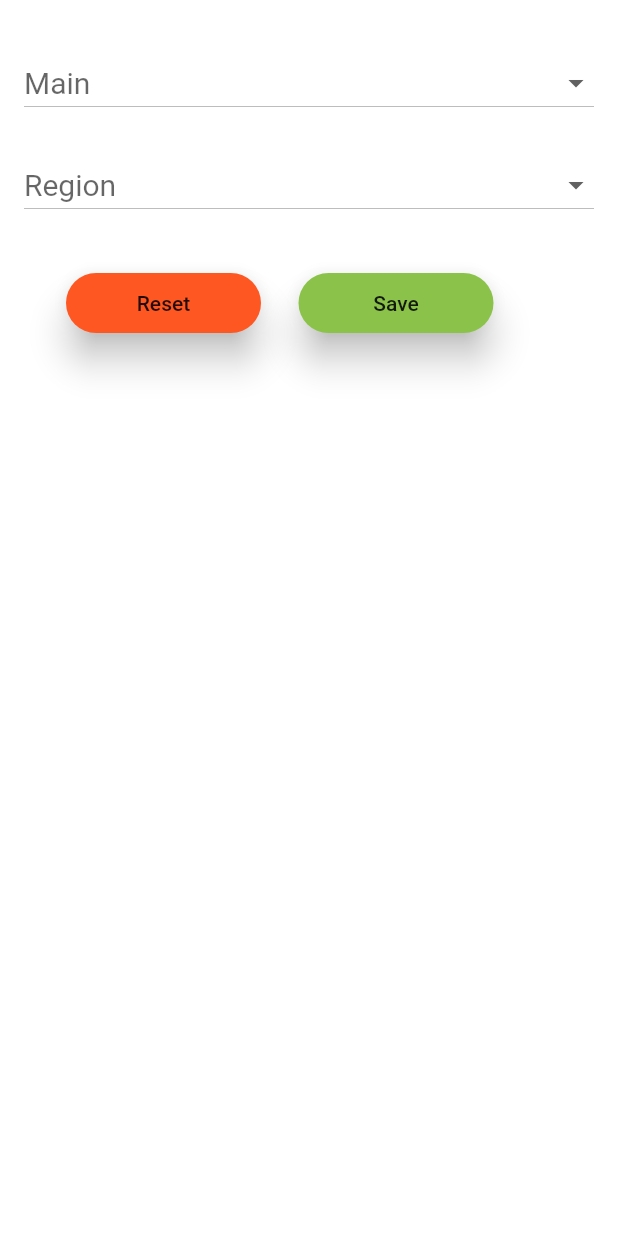
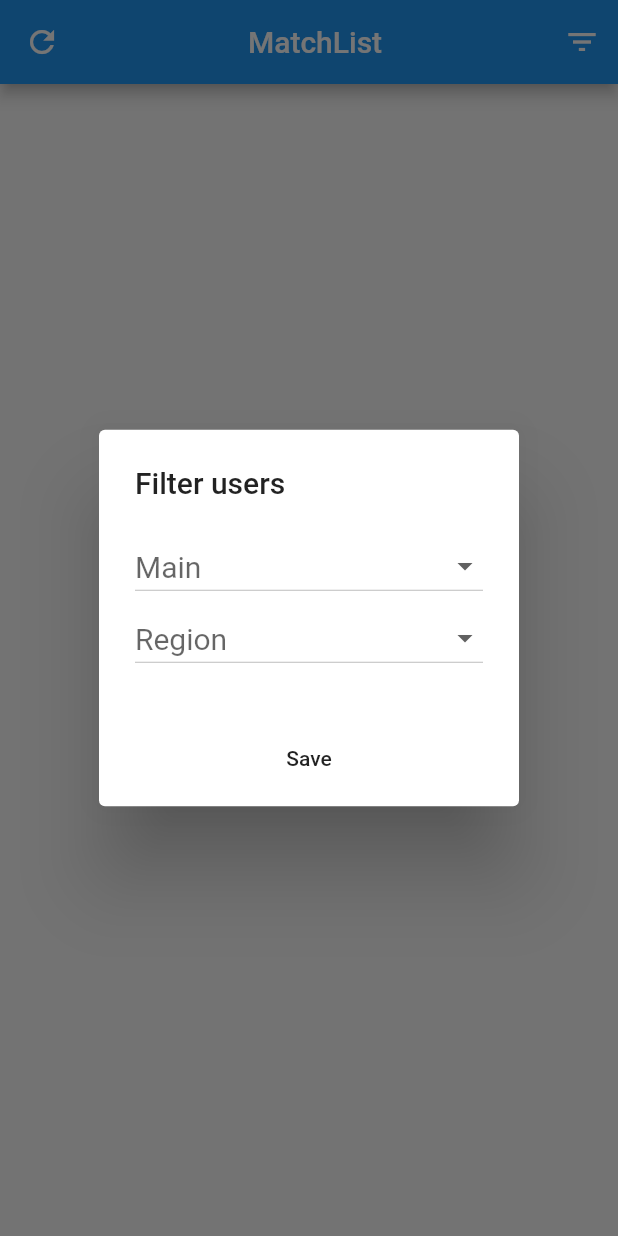
Before and after one commit to NotAxel/Matchup, a Flutter app: the MatchPage screen opened directly, after a tap on the "filter list" icon, on a phone screen of 412 x 824 dp. Run offline on Flutter 3.47's test engine with Material 2 defaults, Android fonts, the phone set to English and light mode, and no system bars; our stand-ins replace cloud_firestore, firebase_auth; accounts and stored records are empty.

Commit message:
changed filter popup

```diff
--- a/lib/Pages/filterPopupForm.dart
+++ b/lib/Pages/filterPopupForm.dart
@@ -110,20 +110,10 @@ class _FilterPopupForm extends State<FilterPopupForm> {
   }
 
   Widget showSaveButton() {
-    return new Padding(
-      padding: EdgeInsets.fromLTRB(5.0, 15, 5, 0),
-      child: SizedBox(
-        height: ButtonHeight,
-        width: ButtonWidth,
-        child: new RaisedButton(
-          elevation: 10.0,
-          color: Colors.lightGreen,
-          shape: new RoundedRectangleBorder(
-            borderRadius: new BorderRadius.circular(30.0)
-          ),
+    return new FlatButton(
       child: new Text('Save'),
+      key: Key('SaveButton'),
       onPressed: () { // save the data and show snackbar
-            Scaffold.of(context).showSnackBar(_snackBar);
         print(_mainFilter);
         print(_regionFilter);
         filters[0] = _mainFilter;
@@ -136,74 +126,30 @@ class _FilterPopupForm extends State<FilterPopupForm> {
         }
         print("0: " + filters[0]);
         print("1: " + filters[1]);
-
         Timer(Duration(seconds: 1), () {
           Navigator.pop(context, filters);
         });
       },
-        ),
-      ),
-    );
-  }
-
-  Widget showResetButton() {
-    return new Padding(
-      padding: EdgeInsets.fromLTRB(5.0, 15, 5, 0),
-      child: SizedBox(
-        height: ButtonHeight,
-        width: ButtonWidth,
-        child: new RaisedButton(
-          elevation: 10.0,
-          color: Colors.deepOrange,
-          onPressed: () {},
-          shape: new RoundedRectangleBorder(
-            borderRadius: new BorderRadius.circular(30.0)
-          ),
-          child: new Text('Reset'),
-       )
-      ),
-    );
-  }
-
-  Widget showButtons() {
-    return new Container(
-      child: new Row(
-        children: <Widget>[
-          const SizedBox(width: 23),
-          showResetButton(),
-          const SizedBox(width: 15),
-          showSaveButton(),
-          const SizedBox(width: 24),
-        ],)
-    );
-  }
-
-  Widget _showFilterForm() {
-    return new Container(
-      padding: EdgeInsets.all(16.0),
-      child: new Form(
-        key: _formKey,
-        child: new ListView(
-          shrinkWrap: true,
-          children: <Widget>[
-            const SizedBox(height: 15),
-            showMainField(),
-            const SizedBox(height: 20),
-            showRegionField(),
-            const SizedBox(height: 20),
-            showButtons(),
-          ],
-        )
-      )
     );
   }
 
   @override
   Widget build(BuildContext context) {
-    return Stack(
+    return AlertDialog(
+      title: new Text('Filter users'),
+      content: SingleChildScrollView(
+        child: ListBody(
           children: <Widget> [
-        _showFilterForm(),
-      ],
+            showMainField(),
+            showRegionField(),
+          ]
+        )
+      ),
+      actions: <Widget>[
+        new Center(
+          child: showSaveButton(),
+        ),
+      ]
     );
   }
 
--- a/lib/Pages/friendsListPage.dart
+++ b/lib/Pages/friendsListPage.dart
@@ -1,5 +1,4 @@
 import 'package:flutter/material.dart';
-import 'package:matchup/Pages/filterPopupPage.dart';
 import 'package:matchup/bizlogic/peer.dart';
 import 'package:provider/provider.dart';
 import 'package:cloud_firestore/cloud_firestore.dart';
--- a/lib/Pages/matchPage.dart
+++ b/lib/Pages/matchPage.dart
@@ -1,14 +1,10 @@
 import 'dart:collection';
-
+import 'package:matchup/Widgets/loadingCircle.dart';
 import 'package:cloud_firestore/cloud_firestore.dart';
 import 'package:flutter/cupertino.dart';
 import 'package:flutter/material.dart';
-import 'package:matchup/bizlogic/peer.dart';
 import 'package:provider/provider.dart';
-import 'package:pull_to_refresh/pull_to_refresh.dart';
 import 'package:matchup/bizlogic/peer.dart' as Pr;
-
-import 'package:matchup/Pages/filterPopupPage.dart';
 import 'package:matchup/bizlogic/User.dart';
 import 'package:matchup/Pages/filterPopupForm.dart' as fpf;
 import 'package:matchup/bizlogic/constants.dart' as con;
@@ -41,6 +37,7 @@ class MatchPageState extends State<MatchPage>{
         actions: <Widget>[
           IconButton(
             icon: Icon(Icons.filter_list),
+            key: Key('filter'),
             onPressed: () {
               showPopup(context, widget, 'Filters');
             },
@@ -53,7 +50,7 @@ class MatchPageState extends State<MatchPage>{
           if (snapshot.hasError)
             return new Text('Error: ${snapshot.error}');
           switch (snapshot.connectionState) {
-            case ConnectionState.waiting: return new Text('Loading...');
+            case ConnectionState.waiting: return LoadingCircle.loadingCircle();
           default:
             return new ListView.separated(
               itemBuilder: (BuildContext context, int index) {
@@ -106,12 +103,13 @@ class MatchPageState extends State<MatchPage>{
     Widget widget,
     String title,
   ) async {
-    filters =  await Navigator.push(
-      context,
-      MaterialPageRoute(builder: (context) => fpf.FilterPopupForm())
+    filters = await showDialog(
+      context: context,
+      builder: (BuildContext context) {
+        return fpf.FilterPopupForm();
+      }
     );
-    print("coming from popup 0 " + filters[0]);
-    print("coming from popup 1 " + filters[1]);
+    setState(() {});
   }
 
   // retrives and filters users
@@ -131,9 +129,7 @@ class MatchPageState extends State<MatchPage>{
     });
 
     userHashMap.remove(_user.getUserId); // removes current user from list
-    print("in _getUsers");
-    print(filters[0]);
-    print(filters[1]);
+    if(filters != null) {
       if(filters[0] != "" && filters[1] != "") {
         userHashMap.removeWhere((key, value) =>
         value.getRegion != filters[1] && value.getMain != filters[0]);
@@ -144,7 +140,7 @@ class MatchPageState extends State<MatchPage>{
         userHashMap.removeWhere((key, value) =>
         value.getMain != filters[0]);
       }
-
+    }
     return userHashMap.values.toList();
   }
 
--- a/lib/Pages/profilePage.dart
+++ b/lib/Pages/profilePage.dart
@@ -98,7 +98,7 @@ Widget _offsetPopup(void Function(bool) logoutCallback) => PopupMenuButton<int>(
             ),
           ),
           Text(''),
-          //Center(child: Image.asset(nameMap[_user.getMain], height: 300)),
+          Center(child: Image.asset(nameMap[_user.getMain], height: 300)),
           Container(height: 50),
           Text("Main: " + _user.getMain + "\nSecondary: " + _user.getSecondary, style: profStyle),
         ]
```
Also changed, not shown: lib/Pages/filterPopupPage.dart (deleted, +0 -96 lines), lib/Pages/messagePage.dart (+54 -56 lines), 1 other file. Lines whose indentation alone changed are shown as unchanged.
